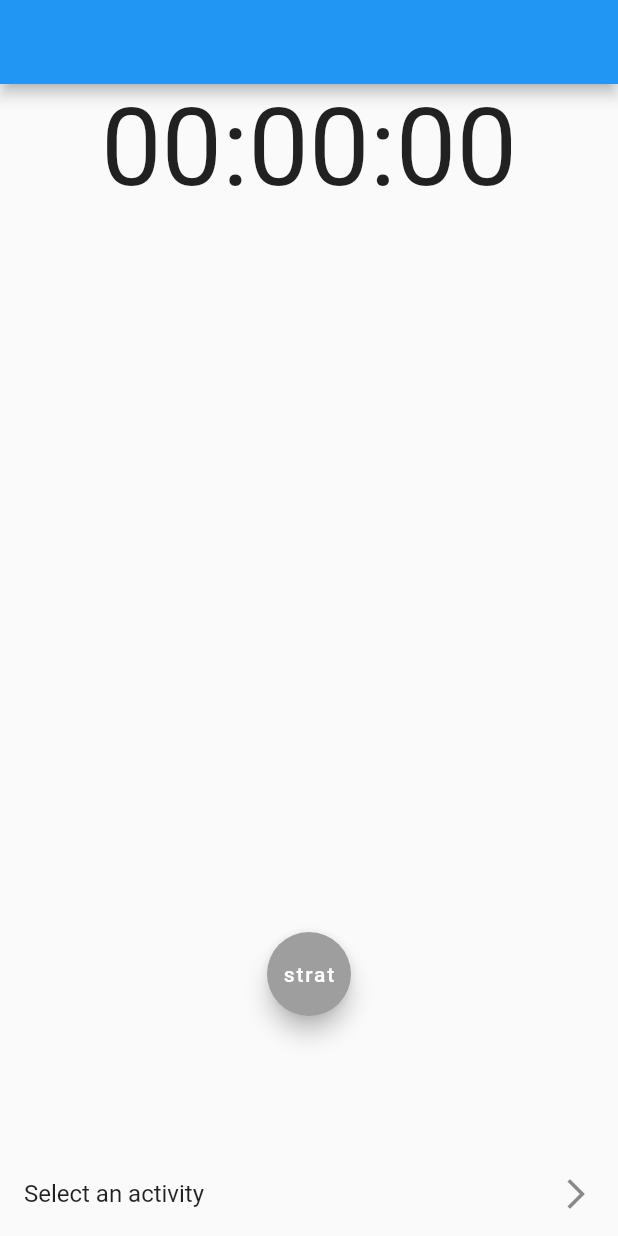
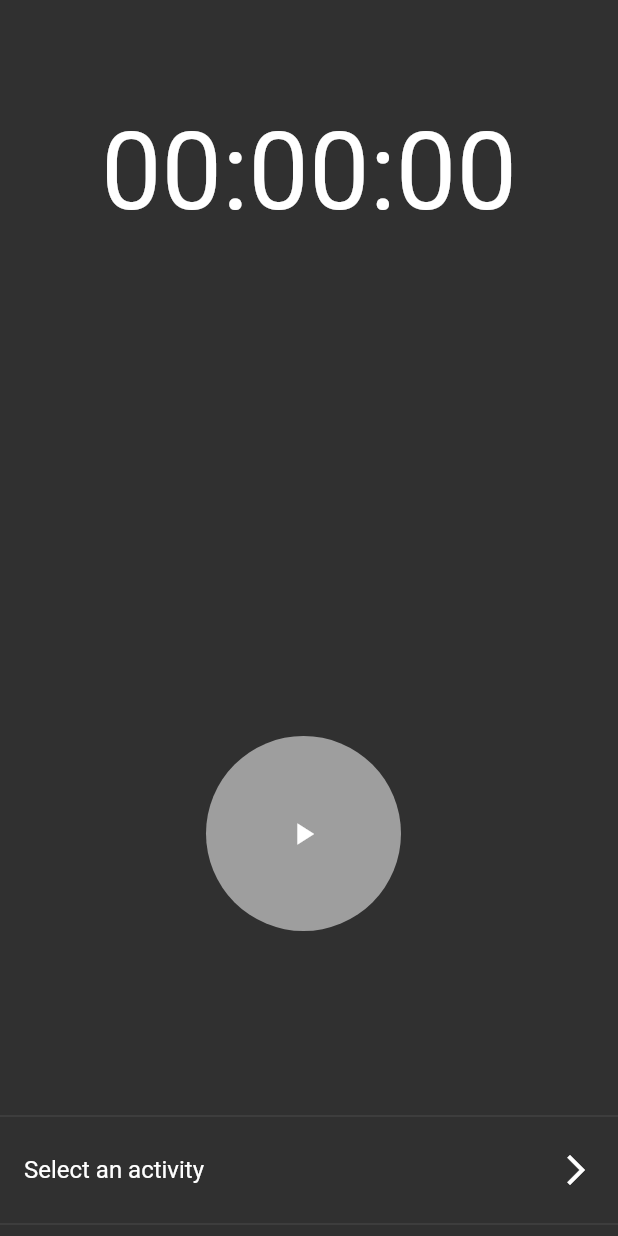
Before and after one commit to oroshazi/trackly, a Flutter app: the screen it shows after launch, on a phone screen of 412 x 824 dp. Run offline on Flutter 3.47's test engine with Material 2 defaults, Android fonts, the phone set to English and light mode, and no system bars.

Commit message:
Ui updated and logic moved to TimerProvider Dark theme Layout improvements start(), stop() moved to TimerProvider Added current activity below timer Changed FloatingActionButton to MAterial button, so that I can make it bigger Changed texts to icons

```diff
--- a/lib/helpers/build_bottom_sheet.dart
+++ b/lib/helpers/build_bottom_sheet.dart
@@ -2,6 +2,7 @@ import 'package:flutter/material.dart';
 import 'package:provider/provider.dart';
 import 'package:trackly_app/provider/activity_provider.dart';
 import 'package:trackly_app/provider/category_provider.dart';
+import 'package:trackly_app/widgets/list_tile_widget.dart';
 
 PersistentBottomSheetController buildBottomSheet(BuildContext context) {
   final categoryList =
@@ -28,15 +29,16 @@ PersistentBottomSheetController buildBottomSheet(BuildContext context) {
           Flexible(
             flex: 1,
             child: Container(
+              height: double.infinity,
               decoration: BoxDecoration(
-                  color: Colors.white,
+                  color: Theme.of(context).primaryColor,
                   borderRadius: new BorderRadius.only(
                       topLeft: const Radius.circular(20.0),
                       topRight: const Radius.circular(20.0))),
               child: ListView.builder(
                 itemCount: categoryList.length,
                 itemBuilder: (BuildContext context, int index) {
-                  return ListTile(
+                  return ListTileWidget(
                     onTap: () {
                       Provider.of<ActivityProvider>(context, listen: false)
                           .selectActivity(categoryList[index].toString());
--- a/lib/main.dart
+++ b/lib/main.dart
@@ -26,8 +26,9 @@ class MyApp extends StatelessWidget {
       child: MaterialApp(
         title: 'Flutter Demo',
         theme: ThemeData(
-          primarySwatch: Colors.blue,
+          brightness: Brightness.dark,
         ),
+        darkTheme: ThemeData(brightness: Brightness.dark),
         home: TimerScreen(),
       ),
     );
--- a/lib/provider/activity_provider.dart
+++ b/lib/provider/activity_provider.dart
@@ -19,6 +19,7 @@ class ActivityProvider extends ChangeNotifier {
   }
 
   void finishActivity(Activity activity) {
+    // Insert finished activity to the first place of the list
     _finishedActivites.insert(0, activity);
     notifyListeners();
   }
--- a/lib/screens/timer_screen.dart
+++ b/lib/screens/timer_screen.dart
@@ -1,8 +1,5 @@
-import 'dart:async';
-
 import 'package:flutter/material.dart';
 import 'package:provider/provider.dart';
-import 'package:trackly_app/models/activity_model.dart';
 import 'package:trackly_app/provider/activity_provider.dart';
 import 'package:trackly_app/provider/timer_provider.dart';
 import 'package:trackly_app/widgets/activity_list_widget.dart';
@@ -18,13 +15,9 @@ class TimerScreen extends StatefulWidget {
 }
 
 class _TimerScreenState extends State<TimerScreen> {
-  final _duration = const Duration(seconds: 1);
-  final _stopWatch = Stopwatch();
-
   @override
   Widget build(BuildContext context) {
     return Scaffold(
-      appBar: AppBar(),
       body: SafeArea(
         bottom: true,
         child: Column(
@@ -37,18 +30,27 @@ class _TimerScreenState extends State<TimerScreen> {
               child: Row(
                 mainAxisAlignment: MainAxisAlignment.center,
                 children: <Widget>[
-                  ButtonStart(
+                  LayoutWrapper(
+                    child: Container(),
+                  ),
+                  LayoutWrapper(
+                    child: ButtonStart(
                       enabled: Provider.of<ActivityProvider>(context)
                               .selectedActivity !=
                           null,
                       onPressed: () {
-                      start(context);
+                        Provider.of<TimerProvider>(context, listen: false)
+                            .start(context);
                       },
                     ),
-                  ButtonStop(
+                  ),
+                  LayoutWrapper(
+                    child: ButtonStop(
                       onPressed: () {
-                      this.stop(context);
+                        Provider.of<TimerProvider>(context, listen: false)
+                            .stop(context);
                       },
+                    ),
                   ),
                 ],
               ),
@@ -63,38 +65,6 @@ class _TimerScreenState extends State<TimerScreen> {
       ),
     );
   }
-
-  void start(BuildContext context) {
-    _stopWatch.start();
-    startTimer(context);
-  }
-
-  void stop(BuildContext context) {
-    var activity = new Activity(
-        duration:
-            Provider.of<TimerProvider>(context, listen: false).timeToDisplay,
-        category: Provider.of<ActivityProvider>(context, listen: false)
-            .selectedActivity);
-    Provider.of<ActivityProvider>(context, listen: false)
-        .finishActivity(activity);
-    _stopWatch.reset();
-    _stopWatch.stop();
-    // _stopWatch.
-    Provider.of<TimerProvider>(context, listen: false).changeTimeToDisplay(_stopWatch);
-  }
-
-  void startTimer(BuildContext context) {
-    Timer(_duration, () => keepCounting(context));
-  }
-
-  void keepCounting(BuildContext context) {
-    if (_stopWatch.isRunning) {
-      // print(_stopWatch.isRunning);
-      Provider.of<TimerProvider>(context, listen: false)
-          .changeTimeToDisplay(_stopWatch);
-      startTimer(context);
-    }
-  }
 }
 
 class LayoutWrapper extends StatelessWidget {
@@ -104,7 +74,7 @@ class LayoutWrapper extends StatelessWidget {
   Widget build(BuildContext context) {
     return Flexible(
       flex: 1,
-      child: Align(child: this.child),
+      child: Align(alignment: Alignment.topLeft, child: this.child),
     );
   }
 }
--- a/lib/widgets/button_start.dart
+++ b/lib/widgets/button_start.dart
@@ -9,11 +9,16 @@ class ButtonStart extends StatelessWidget {
 
   @override
   Widget build(BuildContext context) {
-    return FloatingActionButton(
-      backgroundColor: enabled ? Colors.green : Colors.grey,
-      // mini: true, --> this will be cool for the stop button
-      child: Text("strat"),
-      onPressed: enabled ? onPressed : () => buildBottomSheet(context),
+    return Container(
+      width: 130.0,
+      height: 130.0,
+      child: new RawMaterialButton(
+        fillColor: enabled ? Colors.green : Colors.grey,
+        shape: new CircleBorder(),
+        elevation: 0.0,
+        child: Icon(Icons.play_arrow),
+        onPressed: enabled ? onPressed : () => buildBottomSheet(context),
+      ),
     );
   }
 }
--- a/lib/widgets/button_stop.dart
+++ b/lib/widgets/button_stop.dart
@@ -12,8 +12,9 @@ class ButtonStop extends StatelessWidget {
     var isTimerRunning = Provider.of<TimerProvider>(context).isTimerRunning;
     return isTimerRunning
         ? FloatingActionButton(
+            backgroundColor: Colors.orange,
             mini: true,
-            child: Text("stop"),
+            child: Icon(Icons.stop),
             onPressed: onPressed,
           )
         : Container();
--- a/lib/widgets/select_category_widget.dart
+++ b/lib/widgets/select_category_widget.dart
@@ -7,11 +7,17 @@ class SelectCategoryWidget extends StatelessWidget {
   SelectCategoryWidget({@required this.selectedCagetory});
   @override
   Widget build(BuildContext context) {
-    return ListTile(
-      trailing: Icon(Icons.arrow_forward_ios),
-      title: Text(
-          selectedCagetory == null ? "Select an activity" : selectedCagetory),
-      onTap: () => buildBottomSheet(context),
+    return Column(
+      children: <Widget>[
+        Divider(),
+        ListTile(
+          trailing: Icon(Icons.arrow_forward_ios),
+          title: Text(
+              selectedCagetory == null ? "Select an activity" : selectedCagetory),
+          onTap: () => buildBottomSheet(context),
+        ),
+        Divider(),
+      ],
     );
   }
 }
--- a/lib/widgets/timer_widget.dart
+++ b/lib/widgets/timer_widget.dart
@@ -1,5 +1,7 @@
 import 'package:flutter/material.dart';
 import 'package:provider/provider.dart';
+import 'package:trackly_app/models/activity_model.dart';
+import 'package:trackly_app/provider/activity_provider.dart';
 import 'package:trackly_app/provider/timer_provider.dart';
 
 class TimerWidget extends StatelessWidget {
@@ -9,24 +11,18 @@ class TimerWidget extends StatelessWidget {
 
     return Center(
       child: Column(
+        mainAxisAlignment: MainAxisAlignment.center,
         children: <Widget>[
           Container(
-            child: Text(valueToDisplay, style: TextStyle(fontSize: 72),),
+            child: Text(
+              valueToDisplay,
+              style: TextStyle(fontSize: 72),
+            ),
           ),
-          // RaisedButton(
-          //   child: Text("start"),
-          //   onPressed: () => this.start(context),
-          // ),
-          // RaisedButton(
-          //   child: Text("stop"),
-          //   onPressed: () => this.stop(context),
-          // ),
-          // RaisedButton(child: Text("valami"), onPressed: () {}),
+          Text(Provider.of<ActivityProvider>(context).selectedActivity ??
+              "",)
         ],
       ),
     );
   }
-
-
-
 }
```
Also changed, not shown: lib/provider/timer_provider.dart (+39 -0 lines), lib/widgets/list_tile_widget.dart (added, +21 -0 lines). Lines whose indentation alone changed are shown as unchanged.
